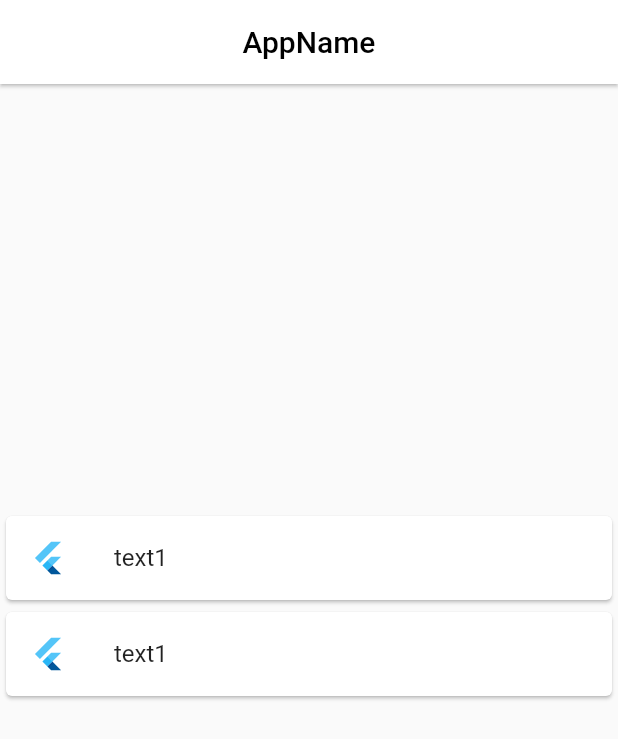
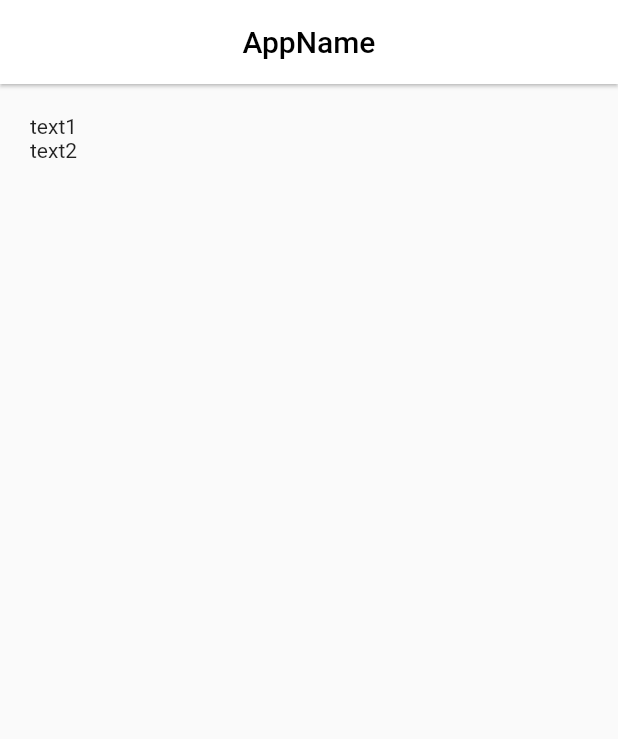
Before and after one commit to NORITHON/team0-NORI, a Flutter app: the screen it shows after launch, on a phone screen of 412 x 824 dp. Shown: the top 739 px of the screen. Run offline on Flutter 3.47's test engine with Material 2 defaults, Android fonts, the light colour scheme and no system bars; our stand-ins replace get.

Commit message:
feat[#4]: seperate postListTile from build (view)
- post_view.dart: seperate postList from build
- main.dart: delete const in postview

```diff
--- a/lib/main.dart
+++ b/lib/main.dart
@@ -17,7 +17,7 @@ class MyApp extends StatelessWidget {
       title: 'App Name',
       theme: TodoTheme.lightThemeData,
       // home: const Home(),     navigation bar 추가 시 사용
-      home: const PostView(),
+      home: PostView(),
     );
   }
 }
--- a/lib/post/controller/post_controller.dart
+++ b/lib/post/controller/post_controller.dart
@@ -4,6 +4,8 @@ import 'package:get/get.dart';
 class PostController extends GetxController {
   int? num;
 
+  get postList => null;
+
   void setNum(int index) {
     num = index;
     update();
--- a/lib/post/view/post_view.dart
+++ b/lib/post/view/post_view.dart
@@ -10,6 +10,31 @@ class PostView extends StatefulWidget {
 }
 
 class PostViewState extends State<PostView> {
+  List<String> postList = ['text1', 'text2'];
+
+  Widget postListTile(BuildContext context) {
+    // return GetBuilder<PostController>(builder: (_postController) {
+    // return ListView.builder(
+    return Expanded(
+      child: ListView.builder(
+          padding: const EdgeInsets.all(20),
+          // itemCount: _postController.postList.length * 2,
+          itemCount: 2,
+          itemBuilder: (context, i) {
+            return Text(
+              postList[i],
+              // )
+              // return Card(
+              //   child: ListTile(
+              //     // leading: FlutterLogo(),
+              //     title: Text(postList[i]),
+              //   ),
+            );
+          }),
+    );
+    // });
+  }
+
   @override
   Widget build(BuildContext context) {
     final colorScheme = Theme.of(context).colorScheme;
@@ -23,32 +48,18 @@ class PostViewState extends State<PostView> {
             title: const Text('AppName'
                 // TODO: add font style
                 )),
-        body: Center(
-          child: GetBuilder<PostController>(builder: (_postController) {
-            return Column(
-              crossAxisAlignment: CrossAxisAlignment.start,
-              mainAxisAlignment: MainAxisAlignment.center,
-              children: <Widget>[
-                SizedBox(
-                  height: 200,
-                  child: ListView(children: const <Widget>[
-                    Card(
-                      child: ListTile(
-                        leading: FlutterLogo(),
-                        title: Text('text1'),
-                      ),
-                    ),
-                    Card(
-                      child: ListTile(
-                        leading: FlutterLogo(),
-                        title: Text('text1'),
-                      ),
-                    )
-                  ]),
-                )
-              ],
-            );
-          }),
-        ));
+      // body: RefreshIndicator(
+      //     onRefresh: () {
+      //       Future temp = "hi" as Future;
+      //       return temp;
+      //     },
+      // body: Container(
+      //   margin: const EdgeInsets.all(10.0),
+      //   width: 48.0,
+      //   height: 48.0,
+      body: postListTile(context),
+      // )
+      // )
+    );
   }
 }
```
